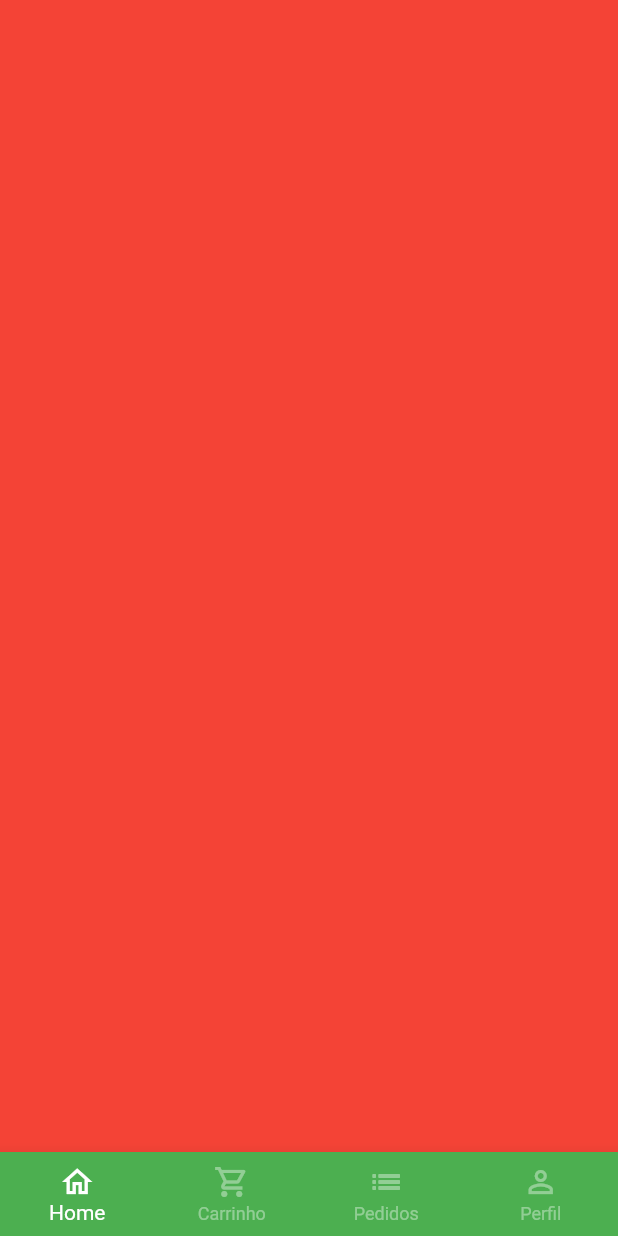
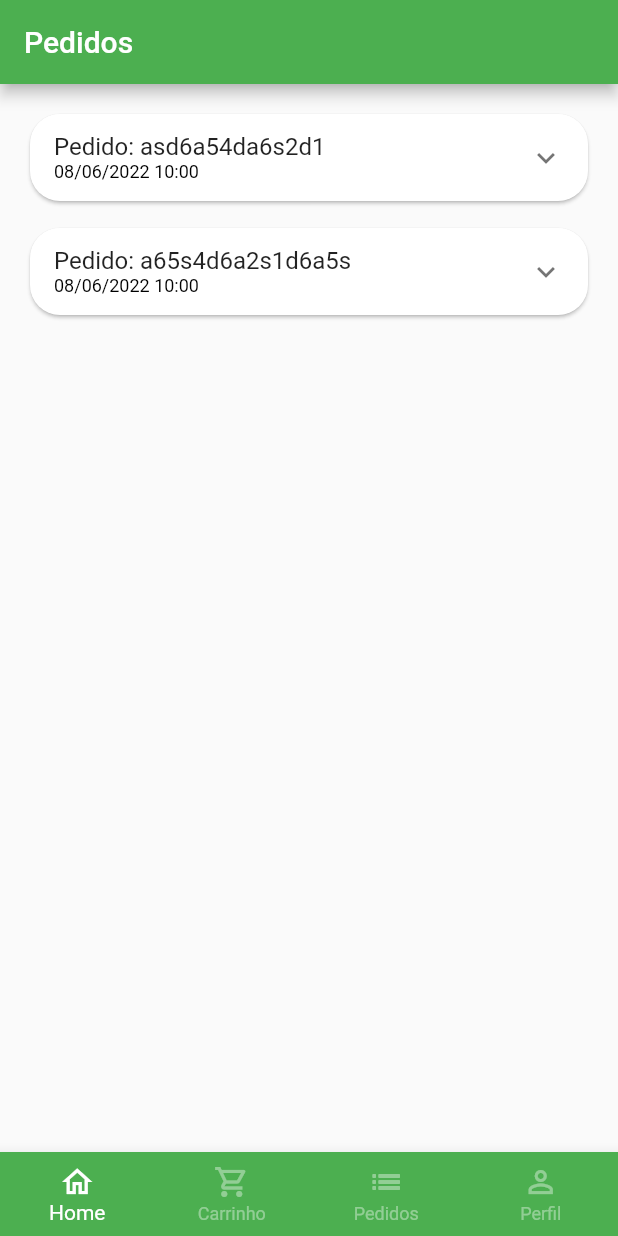
Before and after one commit to RafaelSousaLima/greengrocer, a Flutter app: the BaseScreen screen opened directly, swiped to page 3, on a phone screen of 412 x 824 dp. Run offline on Flutter 3.47's test engine with Material 2 defaults, Android fonts, the phone set to English and light mode, and no system bars; our stand-ins replace animated_text_kit, badges, mask_text_input_formatter; missing offline and left inert: dart:ffi.

Commit message:
Part of the order screen

```diff
--- a/lib/src/config/app_data.dart
+++ b/lib/src/config/app_data.dart
@@ -1,5 +1,6 @@
 import 'package:greengrocer/src/models/cart_item_model.dart';
 import 'package:greengrocer/src/models/item_model.dart';
+import 'package:greengrocer/src/models/order_model.dart';
 import 'package:greengrocer/src/models/user_model.dart';
 
 ItemModel apple = ItemModel(
@@ -88,3 +89,49 @@ UserModel user = UserModel(
     phone: '(99)99999-9999',
     cpf: '999.999.999-99',
     password: '');
+
+List<OrderModel> orders = [
+  // Pedido 01
+  OrderModel(
+    copyAndPaste: 'q1w2e3r4t5y6',
+    createdDateTime: DateTime.parse(
+      '2022-06-08 10:00:10.458',
+    ),
+    overdueDateTime: DateTime.parse(
+      '2022-06-08 11:00:10.458',
+    ),
+    id: 'asd6a54da6s2d1',
+    status: 'pending_payment',
+    total: 11.0,
+    items: [
+      CartItemModel(
+        item: apple,
+        quantity: 2,
+      ),
+      CartItemModel(
+        item: mango,
+        quantity: 2,
+      ),
+    ],
+  ),
+
+  // Pedido 02
+  OrderModel(
+    copyAndPaste: 'q1w2e3r4t5y6',
+    createdDateTime: DateTime.parse(
+      '2022-06-08 10:00:10.458',
+    ),
+    overdueDateTime: DateTime.parse(
+      '2022-06-08 11:00:10.458',
+    ),
+    id: 'a65s4d6a2s1d6a5s',
+    status: 'delivered',
+    total: 11.5,
+    items: [
+      CartItemModel(
+        item: guava,
+        quantity: 1,
+      ),
+    ],
+  ),
+];
--- /dev/null
+++ b/lib/src/models/order_model.dart
@@ -0,0 +1,22 @@
+import 'package:greengrocer/src/models/cart_item_model.dart';
+import 'package:greengrocer/src/models/item_model.dart';
+
+class OrderModel {
+  String id;
+  DateTime createdDateTime;
+  DateTime overdueDateTime;
+  List<CartItemModel> items;
+  String status;
+  String copyAndPaste;
+  double total;
+
+  OrderModel({
+    required this.id,
+    required this.createdDateTime,
+    required this.overdueDateTime,
+    required this.items,
+    required this.status,
+    required this.copyAndPaste,
+    required this.total,
+  });
+}
--- a/lib/src/pages/base/base_screen.dart
+++ b/lib/src/pages/base/base_screen.dart
@@ -1,6 +1,7 @@
 import 'package:flutter/material.dart';
 import 'package:greengrocer/src/pages/cart/cart_tab.dart';
 import 'package:greengrocer/src/pages/home/home_tab.dart';
+import 'package:greengrocer/src/pages/orders/orders_tab.dart';
 import 'package:greengrocer/src/pages/profile/profile_tab.dart';
 
 class BaseScreen extends StatefulWidget {
@@ -26,7 +27,7 @@ class _BaseScreenState extends State<BaseScreen> {
           //CART
           CartTab(),
           //request
-          Container(color: Colors.red),
+          const OrdersTab(),
           //profile
           const ProfileTab(),
         ],
--- /dev/null
+++ b/lib/src/pages/orders/components/Order_tile.dart
@@ -0,0 +1,102 @@
+import 'package:flutter/material.dart';
+import 'package:greengrocer/src/models/cart_item_model.dart';
+import 'package:greengrocer/src/models/order_model.dart';
+import 'package:greengrocer/src/pages/orders/components/order_status_widget.dart';
+import 'package:greengrocer/src/services/utils_services.dart';
+
+class OrderTile extends StatelessWidget {
+  final OrderModel order;
+
+  final UtilsServices utilsServices = UtilsServices();
+
+  OrderTile({required this.order});
+
+  @override
+  Widget build(BuildContext context) {
+    return Card(
+      shape: RoundedRectangleBorder(
+        borderRadius: BorderRadius.circular(20),
+      ),
+      child: Theme(
+        data: Theme.of(context).copyWith(dividerColor: Colors.transparent),
+        child: ExpansionTile(
+          childrenPadding: const EdgeInsets.fromLTRB(16, 0, 16, 16),
+          title: Column(
+            crossAxisAlignment: CrossAxisAlignment.start,
+            mainAxisSize: MainAxisSize.min,
+            children: [
+              Text('Pedido: ${order.id}'),
+              Text(
+                utilsServices.formatDataTime(order.createdDateTime),
+                style: const TextStyle(
+                  fontSize: 12,
+                  color: Colors.black,
+                ),
+              ),
+            ],
+          ),
+          children: [
+            SizedBox(
+              height: 150,
+              child: Row(
+                children: [
+                  //Lista de produtos
+                  Expanded(
+                    flex: 2,
+                    child: ListView(
+                      children: order.items.map((orderItem) {
+                        return _OrderItemWidget(
+                          utilsServices: utilsServices,
+                          orderItem: orderItem,
+                        );
+                      }).toList(),
+                    ),
+                  ),
+                  VerticalDivider(
+                      color: Colors.grey.shade300, thickness: 2, width: 8),
+                  //Status do produto
+                  Expanded(
+                      flex: 1,
+                      child: OrderStatusWidget(
+                        status: order.status,
+                        isOverdue: order.overdueDateTime.isBefore(
+                          DateTime.now(),
+                        ),
+                      )),
+                ],
+              ),
+            )
+          ],
+        ),
+      ),
+    );
+  }
+}
+
+class _OrderItemWidget extends StatelessWidget {
+  const _OrderItemWidget(
+      {Key? key, required this.utilsServices, required this.orderItem})
+      : super(key: key);
+
+  final UtilsServices utilsServices;
+  final CartItemModel orderItem;
+
+  @override
+  Widget build(BuildContext context) {
+    return Padding(
+      padding: const EdgeInsets.only(bottom: 10),
+      child: Row(
+        children: [
+          Text(
+            '${orderItem.quantity} ${orderItem.item.unit} ',
+            style: const TextStyle(
+              fontWeight: FontWeight.bold,
+            ),
+          ),
+          Expanded(child: Text(orderItem.item.itemName)),
+          Text(utilsServices.priceToCurrency(orderItem.totalPrice()))
+        ],
+      ),
+    );
+  }
+}
--- /dev/null
+++ b/lib/src/pages/orders/components/order_status_widget.dart
@@ -0,0 +1,19 @@
+import 'package:flutter/material.dart';
+
+class OrderStatusWidget extends StatelessWidget {
+  final String status;
+  final bool isOverdue;
+
+  const OrderStatusWidget({
+    Key? key,
+    required this.status,
+    required this.isOverdue,
+  }) : super(key: key);
+
+  @override
+  Widget build(BuildContext context) {
+    return Container(
+      color: Colors.yellow,
+    );
+  }
+}
--- /dev/null
+++ b/lib/src/pages/orders/orders_tab.dart
@@ -0,0 +1,25 @@
+import 'package:flutter/material.dart';
+import 'package:greengrocer/src/config/app_data.dart' as data;
+import 'package:greengrocer/src/pages/orders/components/Order_tile.dart';
+
+class OrdersTab extends StatelessWidget {
+  const OrdersTab({Key? key}) : super(key: key);
+
+  @override
+  Widget build(BuildContext context) {
+    return Scaffold(
+      appBar: AppBar(
+        title: const Text('Pedidos'),
+      ),
+      body: ListView.separated(
+        padding: const EdgeInsets.all(16),
+        physics: const BouncingScrollPhysics(),
+        separatorBuilder: (_, index) => const SizedBox(
+          height: 10,
+        ),
+        itemBuilder: (_, index) => OrderTile(order: data.orders[index]),
+        itemCount: data.orders.length,
+      ),
+    );
+  }
+}
--- a/lib/src/services/utils_services.dart
+++ b/lib/src/services/utils_services.dart
@@ -1,4 +1,5 @@
 import 'package:intl/intl.dart';
+import 'package:intl/date_symbol_data_local.dart';
 
 class UtilsServices {
 
@@ -7,4 +8,10 @@ class UtilsServices {
     return numberFormat.format(price);
   }
 
+  String formatDataTime(DateTime dateTime) {
+    initializeDateFormatting();
+    DateFormat dateFormat = DateFormat.yMd('pt_BR').add_Hm();
+    return dateFormat.format(dateTime);
+  }
+
 }
```
